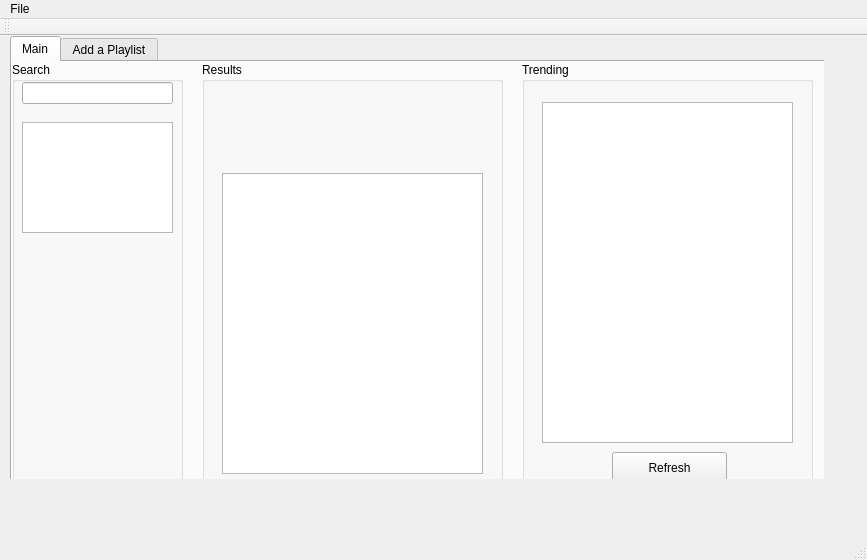
neaddean/PlaylistApp, file Playlist_GUI_take2/mainwindow.ui: the form before one commit.
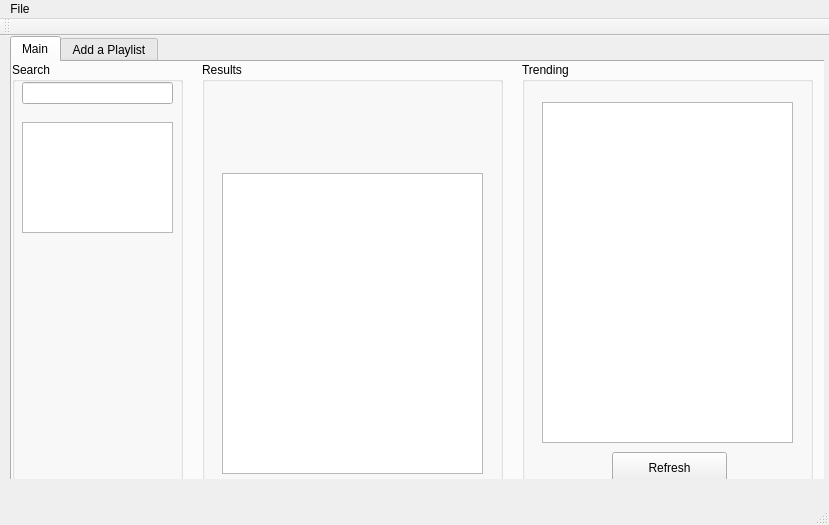
The form after the commit.

Patch:
```diff
--- a/Playlist_GUI_take2/mainwindow.ui
+++ b/Playlist_GUI_take2/mainwindow.ui
@@ -6,10 +6,16 @@
    <rect>
     <x>0</x>
     <y>0</y>
-    <width>867</width>
-    <height>560</height>
+    <width>829</width>
+    <height>525</height>
    </rect>
   </property>
+  <property name="maximumSize">
+   <size>
+    <width>16777215</width>
+    <height>16777215</height>
+   </size>
+  </property>
   <property name="windowTitle">
    <string>MainWindow</string>
   </property>
@@ -374,8 +380,8 @@
     <rect>
      <x>0</x>
      <y>0</y>
-     <width>867</width>
-     <height>26</height>
+     <width>829</width>
+     <height>22</height>
     </rect>
    </property>
    <widget class="QMenu" name="menuFIle">
@@ -386,6 +392,7 @@
    </widget>
    <addaction name="menuFIle"/>
   </widget>
+  <widget class="QStatusBar" name="statusBar"/>
   <widget class="QToolBar" name="mainToolBar">
    <attribute name="toolBarArea">
     <enum>TopToolBarArea</enum>
@@ -394,7 +401,6 @@
     <bool>false</bool>
    </attribute>
   </widget>
-  <widget class="QStatusBar" name="statusBar"/>
   <action name="actionExit">
    <property name="text">
     <string>Exit</string>
```
Left out of the diff: 4 changed lines with no effect on the pictures.
